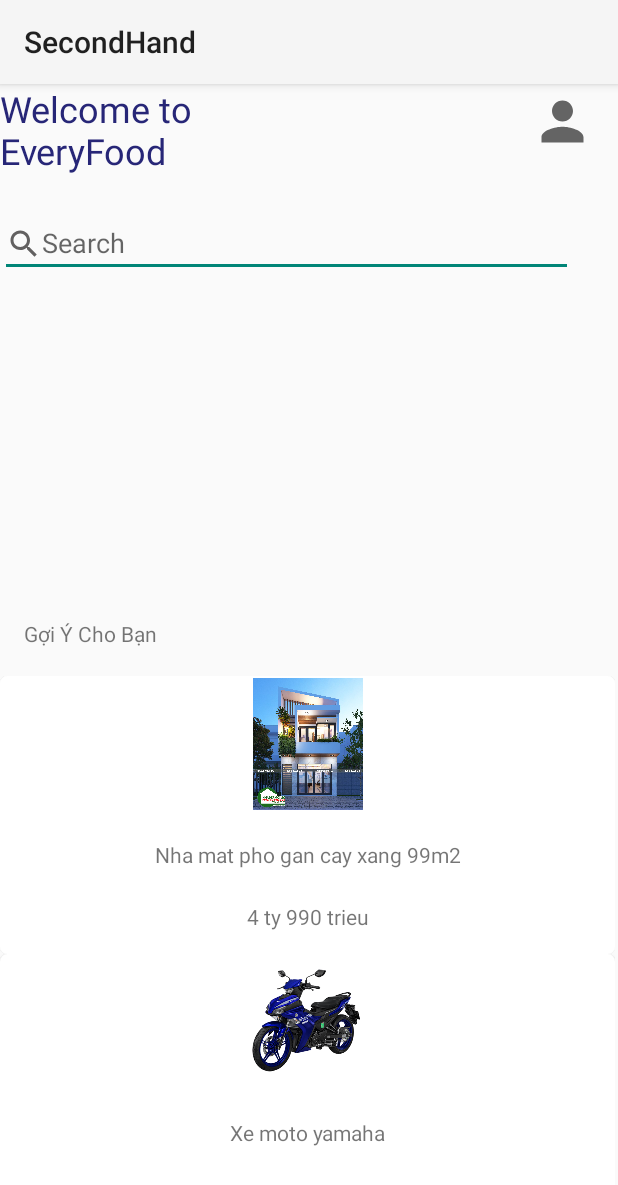
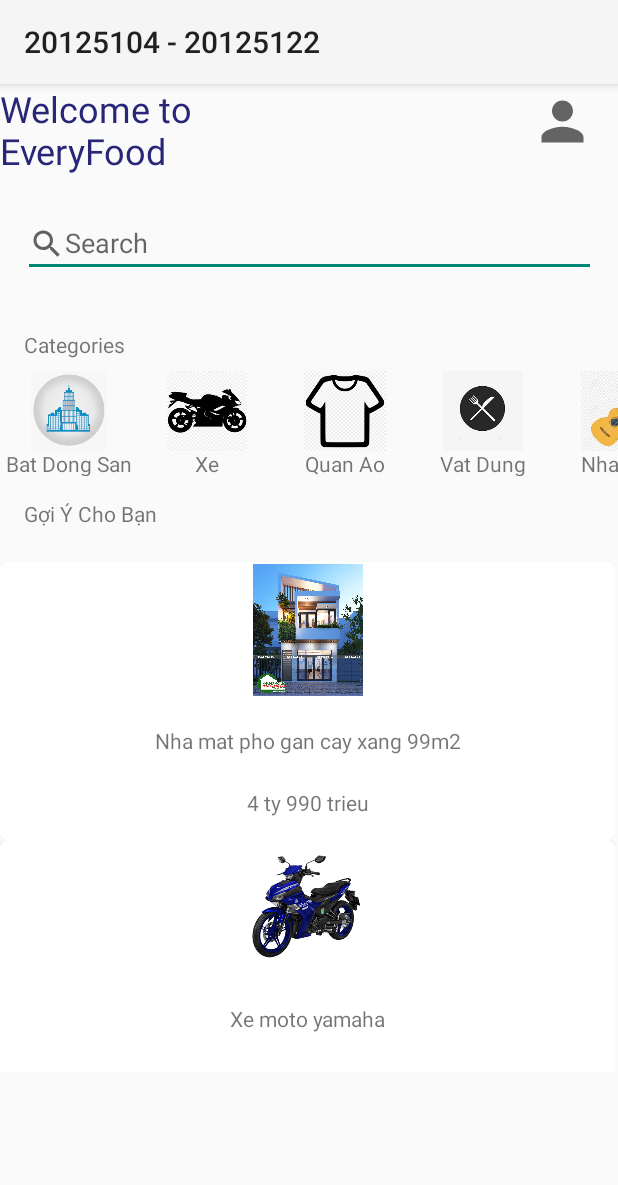
Before and after one commit to minh-tuan-184/SecondHand, an Android app: the screen it shows after launch (MainActivity), on a phone screen of 412 x 824 dp. Shown: the top 1185 px of the screen. Run offline under Robolectric (Android 15) with nearby library versions, the light colour scheme and no system bars.

Commit message:
category

```diff
--- a/app/src/main/AndroidManifest.xml
+++ b/app/src/main/AndroidManifest.xml
@@ -21,6 +21,7 @@
 
         <activity
             android:name=".otherActivities.DetailActivity"
+            android:parentActivityName=".MainActivity"
             android:exported="true">
             <intent-filter>
                 <action android:name="android.intent.action.MAIN" />
--- a/app/src/main/java/com/example/secondhand/MainActivity.java
+++ b/app/src/main/java/com/example/secondhand/MainActivity.java
@@ -1,5 +1,6 @@
 package com.example.secondhand;
 
+import androidx.appcompat.app.ActionBar;
 import androidx.appcompat.app.AppCompatActivity;
 import androidx.recyclerview.widget.LinearLayoutManager;
 import androidx.recyclerview.widget.RecyclerView;
@@ -8,7 +9,9 @@ import android.content.Context;
 import android.os.Bundle;
 import android.widget.Toast;
 
+import com.example.secondhand.adapter.CategoryAdapter;
 import com.example.secondhand.adapter.ProductAdapter;
+import com.example.secondhand.product.Category;
 import com.example.secondhand.product.Product;
 
 import java.util.ArrayList;
@@ -16,25 +19,39 @@ import java.util.List;
 
 public class MainActivity extends AppCompatActivity {
 
-    RecyclerView productRecycler;
+    RecyclerView productRecycler, categoryRecycler;
     ProductAdapter pAdapter;
-
+    CategoryAdapter cAdapter;
     @Override
     protected void onCreate(Bundle savedInstanceState) {
         super.onCreate(savedInstanceState);
         setContentView(R.layout.activity_main);
 
+        ActionBar actionBar = getSupportActionBar();
+        actionBar.setTitle("20125104 - 20125122");
+
         List<Product> productList = new ArrayList<>();
 
-        productList.add(new Product("Nha mat pho gan cay xang 99m2", "4 ty 990 trieu", "4.5", "Nha dep ma co ma am can thanh ly gap", "Bat dong san", R.drawable.nha, 1, "0931488542"));
-        productList.add(new Product("Xe moto yamaha", "49 trieu", "3.8", "Xe chay sieu em dung de chay duong truong", "Xe may", R.drawable.moto_yamaha, 19, "0963566882"));
-        productList.add(new Product("Sua bot Ensure Gold", "149 nghin", "4.2", "Nhieu duong chat, danh cho be 3-6 tuoi", "Sua bot", R.drawable.sua_bot, 25, "0964255014"));
-        productList.add(new Product("Ao thun chat choi nguoi doi", "249 nghin", "3.9", "Ao thun cuc mat cho ngay dai nang dong", "Ao", R.drawable.ao_thun_1, 347, "0908863636"));
-        productList.add(new Product("Ao thun tay lo", "150 nghin", "4.1", "Ao thun de di choi ngay he", "Ao", R.drawable.ao_thun_2,134, "0956335681"));
-        productList.add(new Product("Ao thun nhieu mau sac", "195 nghin", "3.7", "Ao thun mat me - Tim lai tuoi tre", "Ao", R.drawable.ao_thun_3, 705, "0909631035"));
-        productList.add(new Product("Dao nia ban tiec", "135 nghin", "4.0", "Dao nia theo phong cach an tiec phuong Tay", "Vat dung", R.drawable.dao_nia, 208, "0975266348"));
+        productList.add(new Product("Nha mat pho gan cay xang 99m2", "4 ty 990 trieu", "4.5", "Nha dep ma co ma am can thanh ly gap", "Bat Dong San", R.drawable.nha, 1, "0931488542"));
+        productList.add(new Product("Xe moto yamaha", "49 trieu", "3.8", "Xe chay sieu em dung de chay duong truong", "Xe", R.drawable.moto_yamaha, 19, "0963566882"));
+        productList.add(new Product("Sua bot Ensure Gold", "149 nghin", "4.2", "Nhieu duong chat, danh cho be 3-6 tuoi", "Thuc An", R.drawable.sua_bot, 25, "0964255014"));
+        productList.add(new Product("Ao thun chat choi nguoi doi", "249 nghin", "3.9", "Ao thun cuc mat cho ngay dai nang dong", "Quan Ao", R.drawable.ao_thun_1, 347, "0908863636"));
+        productList.add(new Product("Ao thun tay lo", "150 nghin", "4.1", "Ao thun de di choi ngay he", "Quan Ao", R.drawable.ao_thun_2,134, "0956335681"));
+        productList.add(new Product("Ao thun nhieu mau sac", "195 nghin", "3.7", "Ao thun mat me - Tim lai tuoi tre", "Quan Ao", R.drawable.ao_thun_3, 705, "0909631035"));
+        productList.add(new Product("Dao nia ban tiec", "135 nghin", "4.0", "Dao nia theo phong cach an tiec phuong Tay", "Vat Dung", R.drawable.dao_nia, 208, "0975266348"));
+
+        List<Category> categoryList = new ArrayList<>();
+
+        categoryList.add(new Category("Bat Dong San", R.drawable.batdongsan));
+        categoryList.add(new Category("Xe", R.drawable.xe));
+        categoryList.add(new Category("Quan Ao", R.drawable.quanao));
+        categoryList.add(new Category("Vat Dung", R.drawable.daonia));
+        categoryList.add(new Category("Nhac Cu", R.drawable.nhaccu));
+        categoryList.add(new Category("Pet", R.drawable.pet));
+
 
         setProductRecycler(productList);
+        setCategoryRecycler(productList, categoryList);
     }
 
     private void setProductRecycler(List<Product> productList) {
@@ -43,6 +60,13 @@ public class MainActivity extends AppCompatActivity {
         productRecycler.setLayoutManager(layoutManager);
         pAdapter = new ProductAdapter(this, productList);
         productRecycler.setAdapter(pAdapter);
+    }
 
+    private void setCategoryRecycler(List<Product> productList, List<Category> categoryList) {
+        categoryRecycler = findViewById(R.id.category_recycler);
+        RecyclerView.LayoutManager layoutManager = new LinearLayoutManager(this, RecyclerView.HORIZONTAL, false);
+        categoryRecycler.setLayoutManager(layoutManager);
+        cAdapter = new CategoryAdapter(this, categoryList, productList);
+        categoryRecycler.setAdapter(cAdapter);
     }
 }
--- /dev/null
+++ b/app/src/main/java/com/example/secondhand/adapter/CategoryAdapter.java
@@ -0,0 +1,70 @@
+package com.example.secondhand.adapter;
+
+import android.content.Context;
+import android.content.Intent;
+import android.view.LayoutInflater;
+import android.view.View;
+import android.view.ViewGroup;
+import android.widget.ImageView;
+import android.widget.TextView;
+
+import androidx.annotation.NonNull;
+import androidx.recyclerview.widget.RecyclerView;
+
+import com.example.secondhand.R;
+import com.example.secondhand.product.Category;
+import com.example.secondhand.product.Product;
+
+import org.w3c.dom.Text;
+
+import java.util.List;
+
+public class CategoryAdapter extends RecyclerView.Adapter<CategoryAdapter.CategoryAdapterViewHolder> {
+    Context context;
+    List<Category> categoryList;
+    List<Product> productList;
+    public CategoryAdapter(Context context, List<Category> categoryList, List<Product> productList) {
+        this.context = context;
+        this.categoryList = categoryList;
+        this.productList = productList;
+    }
+
+
+    @NonNull
+    @Override
+    public CategoryAdapterViewHolder onCreateViewHolder(@NonNull ViewGroup parent, int viewType) {
+        View view = LayoutInflater.from(context).inflate(R.layout.category_item, parent, false);
+        return new CategoryAdapter.CategoryAdapterViewHolder(view);
+    }
+
+    @Override
+    public void onBindViewHolder(@NonNull CategoryAdapter.CategoryAdapterViewHolder holder, int position) {
+        holder.nameCate.setText(categoryList.get(position).getNameCategory());
+        holder.imageView.setImageResource(categoryList.get(position).getImageUrl());
+        holder.itemView.setOnClickListener(view -> {
+            String tmp = categoryList.get(position).getNameCategory();
+            for(int i = 0; i < productList.size(); ++i) {
+                if (productList.get(i).getCategoryProduct() == tmp) {
+                    productList.remove(i);
+                }
+            }
+        });
+}
+
+    @Override
+    public int getItemCount() {
+        return categoryList.size();
+    }
+
+
+    public static final class CategoryAdapterViewHolder extends RecyclerView.ViewHolder {
+        TextView nameCate;
+        ImageView imageView;
+        public CategoryAdapterViewHolder(@NonNull View itemView) {
+            super(itemView);
+
+            imageView = (ImageView) itemView.findViewById(R.id.image_category);
+            nameCate = (TextView) itemView.findViewById(R.id.name_category);
+        }
+    }
+}
--- /dev/null
+++ b/app/src/main/java/com/example/secondhand/product/Category.java
@@ -0,0 +1,67 @@
+package com.example.secondhand.product;
+
+import android.os.Parcel;
+import android.os.Parcelable;
+
+public class Category implements Parcelable {
+    String nameCategory;
+    Integer imageUrl;
+
+    public Category(String nameCategory, Integer imageUrl) {
+        this.nameCategory = nameCategory;
+        this.imageUrl = imageUrl;
+    }
+
+    protected Category(Parcel in) {
+        nameCategory = in.readString();
+        if (in.readByte() == 0) {
+            imageUrl = null;
+        } else {
+            imageUrl = in.readInt();
+        }
+    }
+
+    public static final Creator<Category> CREATOR = new Creator<Category>() {
+        @Override
+        public Category createFromParcel(Parcel in) {
+            return new Category(in);
+        }
+
+        @Override
+        public Category[] newArray(int size) {
+            return new Category[size];
+        }
+    };
+
+    public String getNameCategory() {
+        return nameCategory;
+    }
+
+    public void setNameCategory(String nameCategory) {
+        this.nameCategory = nameCategory;
+    }
+
+    public Integer getImageUrl() {
+        return imageUrl;
+    }
+
+    public void setImageUrl(Integer imageUrl) {
+        this.imageUrl = imageUrl;
+    }
+
+    @Override
+    public int describeContents() {
+        return 0;
+    }
+
+    @Override
+    public void writeToParcel(Parcel dest, int flags) {
+        dest.writeString(nameCategory);
+        if (imageUrl == null) {
+            dest.writeByte((byte) 0);
+        } else {
+            dest.writeByte((byte) 1);
+            dest.writeInt(imageUrl);
+        }
+    }
+}
--- a/app/src/main/res/layout/activity_main.xml
+++ b/app/src/main/res/layout/activity_main.xml
@@ -38,9 +38,10 @@
         android:ems="10"
         android:hint="Search"
         android:inputType="textPersonName"
+        app:layout_constraintEnd_toEndOf="parent"
+        app:layout_constraintStart_toStartOf="parent"
         app:layout_constraintTop_toBottomOf="@+id/textView"
-        tools:ignore="MissingConstraints"
-        tools:layout_editor_absoluteX="14dp" />
+        tools:ignore="MissingConstraints" />
 
     <androidx.constraintlayout.widget.ConstraintLayout
         android:layout_width="0dp"
@@ -59,7 +60,7 @@
             android:layout_width="130dp"
             android:layout_height="30dp"
             android:layout_marginStart="16dp"
-            android:layout_marginTop="208dp"
+            android:layout_marginTop="128dp"
             android:text="Gợi Ý Cho Bạn"
             app:layout_constraintStart_toStartOf="parent"
             app:layout_constraintTop_toTopOf="parent" />
@@ -68,12 +69,35 @@
             android:id="@+id/product_recycler"
             android:layout_width="410dp"
             android:layout_height="340dp"
-            android:layout_marginTop="8dp"
+            android:layout_marginTop="12dp"
             android:layout_marginRight="15dp"
             app:layout_constraintEnd_toEndOf="parent"
             app:layout_constraintHorizontal_bias="0.0"
             app:layout_constraintStart_toStartOf="parent"
             app:layout_constraintTop_toBottomOf="@+id/textView3" />
+
+        <androidx.recyclerview.widget.RecyclerView
+            android:id="@+id/category_recycler"
+            android:layout_width="412dp"
+            android:layout_height="70dp"
+            android:layout_marginTop="16dp"
+            app:layout_constraintBottom_toTopOf="@+id/product_recycler"
+            app:layout_constraintEnd_toEndOf="parent"
+            app:layout_constraintHorizontal_bias="0.0"
+            app:layout_constraintStart_toStartOf="parent"
+            app:layout_constraintTop_toTopOf="parent"
+            app:layout_constraintVertical_bias="0.316" />
+
+        <TextView
+            android:id="@+id/textView2"
+            android:layout_width="wrap_content"
+            android:layout_height="wrap_content"
+            android:layout_marginBottom="8dp"
+            android:text="Categories"
+            app:layout_constraintBottom_toTopOf="@+id/category_recycler"
+            app:layout_constraintEnd_toEndOf="parent"
+            app:layout_constraintHorizontal_bias="0.046"
+            app:layout_constraintStart_toStartOf="parent" />
     </androidx.constraintlayout.widget.ConstraintLayout>
 
 </androidx.constraintlayout.widget.ConstraintLayout>
--- /dev/null
+++ b/app/src/main/res/layout/category_item.xml
@@ -0,0 +1,37 @@
+<?xml version="1.0" encoding="utf-8"?>
+<androidx.constraintlayout.widget.ConstraintLayout xmlns:app="http://schemas.android.com/apk/res-auto"
+    xmlns:tools="http://schemas.android.com/apk/res-auto"
+    xmlns:tools2="http://schemas.android.com/tools"
+    android:layout_width="wrap_content"
+    android:layout_height="wrap_content"
+    app:cardCornerRadius="5dp"
+    android:elevation="15dp"
+    xmlns:android="http://schemas.android.com/apk/res/android">
+    <androidx.constraintlayout.widget.ConstraintLayout
+        android:layout_width="wrap_content"
+        android:layout_height="wrap_content"
+        tools2:ignore="MissingConstraints">
+
+        <TextView
+            android:id="@+id/name_category"
+            android:layout_width="wrap_content"
+            android:layout_height="wrap_content"
+            android:text="Name"
+            app:layout_constraintBottom_toBottomOf="parent"
+            app:layout_constraintEnd_toEndOf="parent"
+            app:layout_constraintStart_toStartOf="parent"
+            app:layout_constraintTop_toBottomOf="@+id/image_category"
+            tools2:ignore="MissingConstraints"
+            tools:layout_editor_absoluteX="6dp" />
+
+        <ImageView
+            android:id="@+id/image_category"
+            android:layout_width="92dp"
+            android:layout_height="53dp"
+            app:layout_constraintEnd_toEndOf="parent"
+            app:layout_constraintStart_toStartOf="parent"
+            tools2:layout_editor_absoluteY="3dp"
+            tools:srcCompat="@drawable/ic_baseline_home_24" />
+
+    </androidx.constraintlayout.widget.ConstraintLayout>
+</androidx.constraintlayout.widget.ConstraintLayout>
```
Also changed, not shown: app/src/main/java/com/example/secondhand/otherActivities/DetailActivity.java (+6 -4 lines), app/src/main/res/layout/activity_detail.xml (+17 -13 lines), app/src/main/res/drawable/batdongsan.jpg (added), app/src/main/res/drawable/daonia.png (added), app/src/main/res/drawable/nhaccu.png (added), app/src/main/res/drawable/pet.png (added), app/src/main/res/drawable/quanao.jpg (added), app/src/main/res/drawable/xe.png (added).
